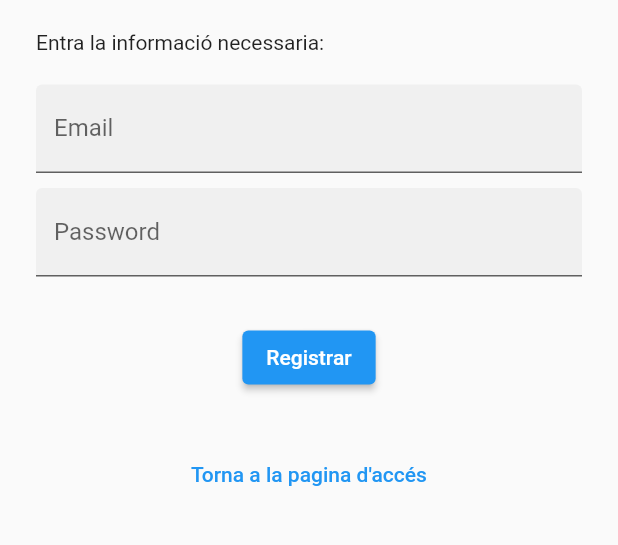
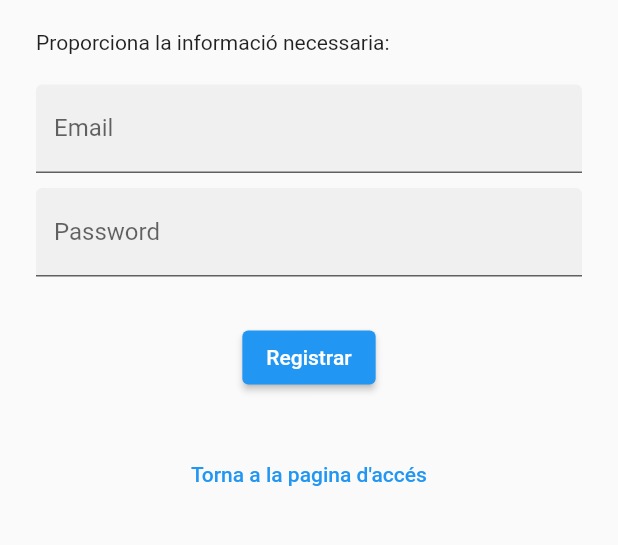
Before and after one commit to david-cenzual/tutorial_app, a Flutter app: the RegisterPage screen opened by its route, after a tap on "Registrar", on a phone screen of 412 x 824 dp, the part 593-1138 px from its top. Run offline on Flutter 3.47's test engine with Material 2 defaults, Android fonts, the light colour scheme and no system bars.

Commit message:
second commit

```diff
--- a/lib/main.dart
+++ b/lib/main.dart
@@ -11,7 +11,7 @@ class MyApp extends StatelessWidget {
   Widget build(BuildContext context) {
     return MaterialApp(
       debugShowCheckedModeBanner: false,
-      initialRoute: 'data',
+      initialRoute: 'login',
       routes: {
         'home' : (context) => HomePage(),
         'login': (context) => LoginPage(),
--- a/lib/src/model/user.dart
+++ b/lib/src/model/user.dart
@@ -7,7 +7,7 @@ class User {
 
   User({
     this.id,
-    this.email,
-    this.password,
+    this.email = '',
+    this.password = '',
   });
 }
--- a/lib/src/pages/home_page.dart
+++ b/lib/src/pages/home_page.dart
@@ -27,7 +27,7 @@ class HomePage extends StatelessWidget {
       ),
       floatingActionButton: FloatingActionButton(
         child: Icon(Icons.add),
-        onPressed: (){},
+        onPressed: () => Navigator.pushNamed(context, 'data'),
       ),
     );
   }
--- a/lib/src/pages/register_page.dart
+++ b/lib/src/pages/register_page.dart
@@ -1,4 +1,5 @@
 import 'package:flutter/material.dart';
+import 'package:tutorial_app/src/model/user.dart';
 
 class RegisterPage extends StatefulWidget {
   const RegisterPage({Key key}) : super(key: key);
@@ -10,6 +11,8 @@ class RegisterPage extends StatefulWidget {
 class _RegisterPageState extends State<RegisterPage> {
   @override
   Widget build(BuildContext context) {
+
+    User user = User();
 
     final _emailController = TextEditingController();
     final _passwordController = TextEditingController();
@@ -39,7 +42,7 @@ class _RegisterPageState extends State<RegisterPage> {
                 Row(
                   mainAxisAlignment: MainAxisAlignment.start,
                   children: <Widget>[
-                    Text('Entra la informació necessaria:'),
+                    Text('Proporciona la informació necessaria:'),
                   ],
                 ),
                 SizedBox(height:20.0),
@@ -62,7 +65,10 @@ class _RegisterPageState extends State<RegisterPage> {
                 SizedBox(height: 30.0),
                 ElevatedButton(
                   child: Text('Registrar'),
-                  onPressed: (){},
+                  onPressed: (){
+                    user.email = _emailController.toString();
+                    user.password = _passwordController.toString();
+                  },
                 ),
                 SizedBox(height: 30.0),
                 TextButton(
```
Also changed, not shown: lib/src/pages/login_page.dart (+4 -4 lines).
